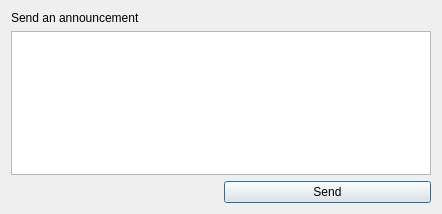
First picture: the form in gui/announce.ui, repository hrGuTou/SMslack, before the edit.
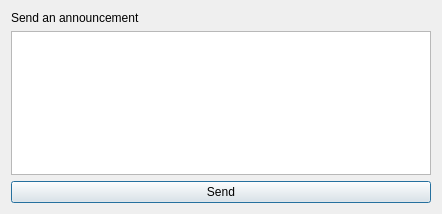
Second picture: the form after the edit.

Commit message: Updated GUI, implementation pending

The edit to the form file:
```diff
--- a/gui/announce.ui
+++ b/gui/announce.ui
@@ -28,7 +28,7 @@
      </property>
     </widget>
    </item>
-   <item row="2" column="1">
+   <item row="2" column="0" colspan="2">
     <widget class="QPushButton" name="pushButton">
      <property name="text">
       <string>Send</string>
```
The commit also changes 2 other files.
